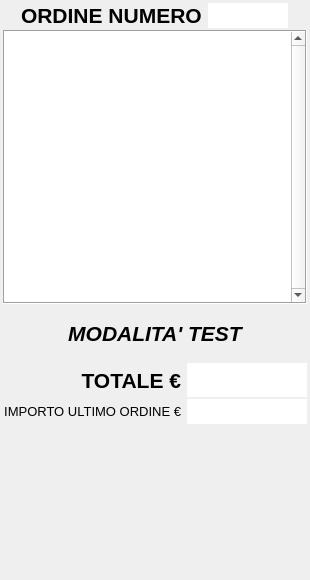
Qt form src/ordine.ui (mtonin/gestcassa) before a commit.
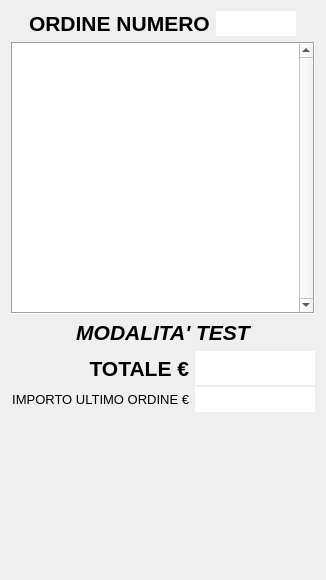
The same form after that commit. Custom widgets are drawn as their Qt base class.

```diff
--- a/src/ordine.ui
+++ b/src/ordine.ui
@@ -6,7 +6,7 @@
    <rect>
     <x>0</x>
     <y>0</y>
-    <width>302</width>
+    <width>314</width>
     <height>580</height>
    </rect>
   </property>
@@ -17,12 +17,6 @@
    <string notr="true"/>
   </property>
   <layout class="QVBoxLayout" name="verticalLayout">
-   <property name="spacing">
-    <number>2</number>
-   </property>
-   <property name="margin">
-    <number>3</number>
-   </property>
    <item>
     <layout class="QHBoxLayout" name="horizontalLayout_3">
      <property name="spacing">
@@ -233,13 +227,9 @@
     </widget>
    </item>
    <item>
+    <layout class="QHBoxLayout" name="horizontalLayout">
+     <item>
     <widget class="QLabel" name="testLbl">
-     <property name="sizePolicy">
-      <sizepolicy hsizetype="Preferred" vsizetype="Preferred">
-       <horstretch>0</horstretch>
-       <verstretch>1</verstretch>
-      </sizepolicy>
-     </property>
      <property name="font">
       <font>
        <pointsize>16</pointsize>
@@ -258,6 +248,8 @@
       <set>Qt::AlignCenter</set>
      </property>
     </widget>
+     </item>
+    </layout>
    </item>
    <item>
     <layout class="QGridLayout" name="gridLayout_2">
```
Lines whose indentation alone changed are shown as unchanged.
